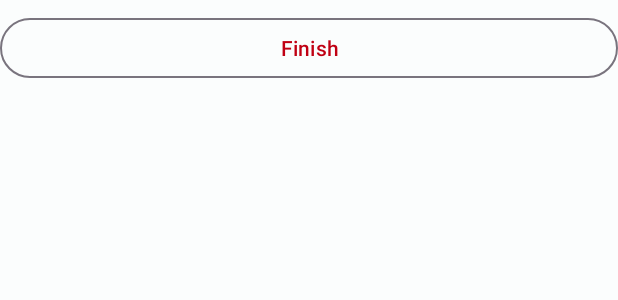
After one commit to KonstantIMP/ptest, an Android app: the layout view_finish_button.xml on its own in the app's theme, with its tools: preview values and no code run, on a phone screen of 412 x 824 dp. The commit adds this screen. Shown: the top 300 px of the screen. Run offline under Robolectric (Android 15) with nearby library versions, the phone set to English and light mode, and no system bars.

Commit message:
Add finish button

```diff
--- a/app/src/main/java/org/kimp/ptest/app/PTestApplication.kt
+++ b/app/src/main/java/org/kimp/ptest/app/PTestApplication.kt
@@ -10,7 +10,7 @@ import org.kimp.ptest.app.ui.activities.MainActivity
 class PTestApplication(): Application() {
 
     override fun onCreate() { super.onCreate()
-        DynamicColors.applyToActivitiesIfAvailable(this)
+        //DynamicColors.applyToActivitiesIfAvailable(this)
 
         val startIntent = Intent(this, MainActivity::class.java)
         startIntent.flags = Intent.FLAG_ACTIVITY_NEW_TASK or Intent.FLAG_ACTIVITY_CLEAR_TOP
--- /dev/null
+++ b/app/src/main/res/layout/view_finish_button.xml
@@ -0,0 +1,14 @@
+<?xml version="1.0" encoding="utf-8"?>
+<FrameLayout xmlns:android="http://schemas.android.com/apk/res/android"
+    android:layout_width="match_parent"
+    android:layout_height="wrap_content"
+    android:layout_marginTop="8dp">
+
+    <com.google.android.material.button.MaterialButton
+        android:id="@+id/fbv_finish_btn"
+        android:layout_width="match_parent"
+        android:layout_height="wrap_content"
+        android:text="@string/finish_test_btn"
+        style="@style/Widget.Material3.Button.OutlinedButton"/>
+
+</FrameLayout>
--- a/app/src/main/res/values/strings.xml
+++ b/app/src/main/res/values/strings.xml
@@ -4,4 +4,6 @@
 
     <string name="qv_yes_btn">Yes</string>
     <string name="qv_no_btn">No</string>
+
+    <string name="finish_test_btn">Finish</string>
 </resources>
```
Also changed, not shown: app/src/main/java/org/kimp/ptest/app/adapters/QuestionsRecyclerViewAdapter.kt (+32 -7 lines), app/src/main/java/org/kimp/ptest/app/adapters/holders/FinishButtonViewHolder.kt (added, +10 -0 lines).
